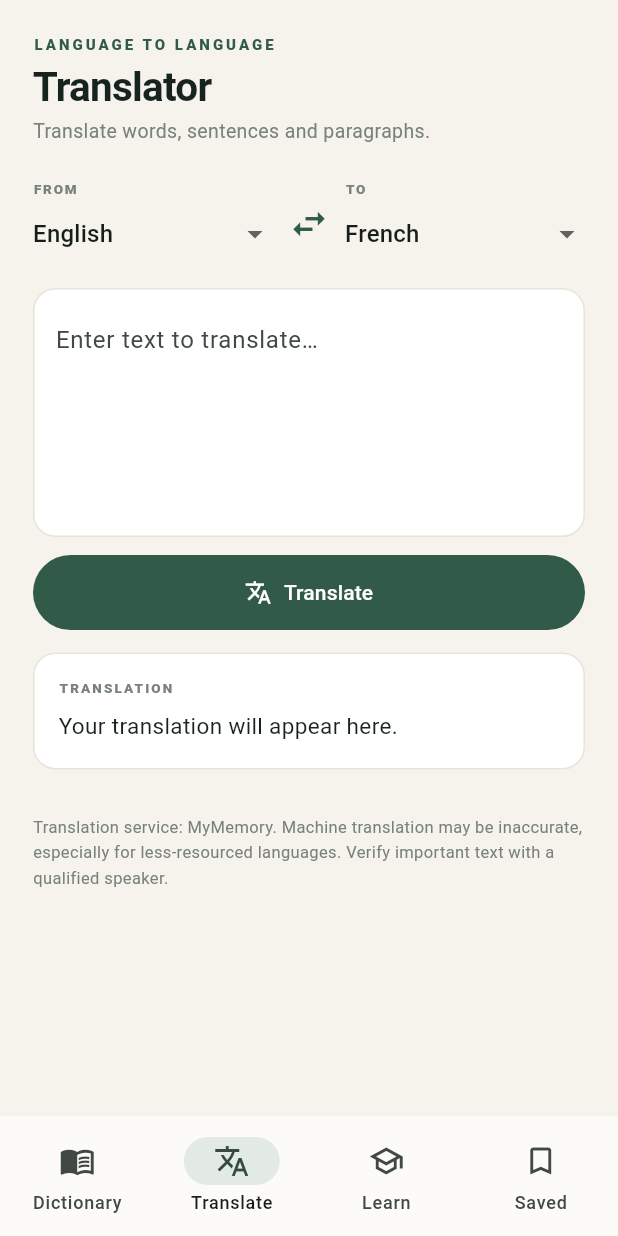
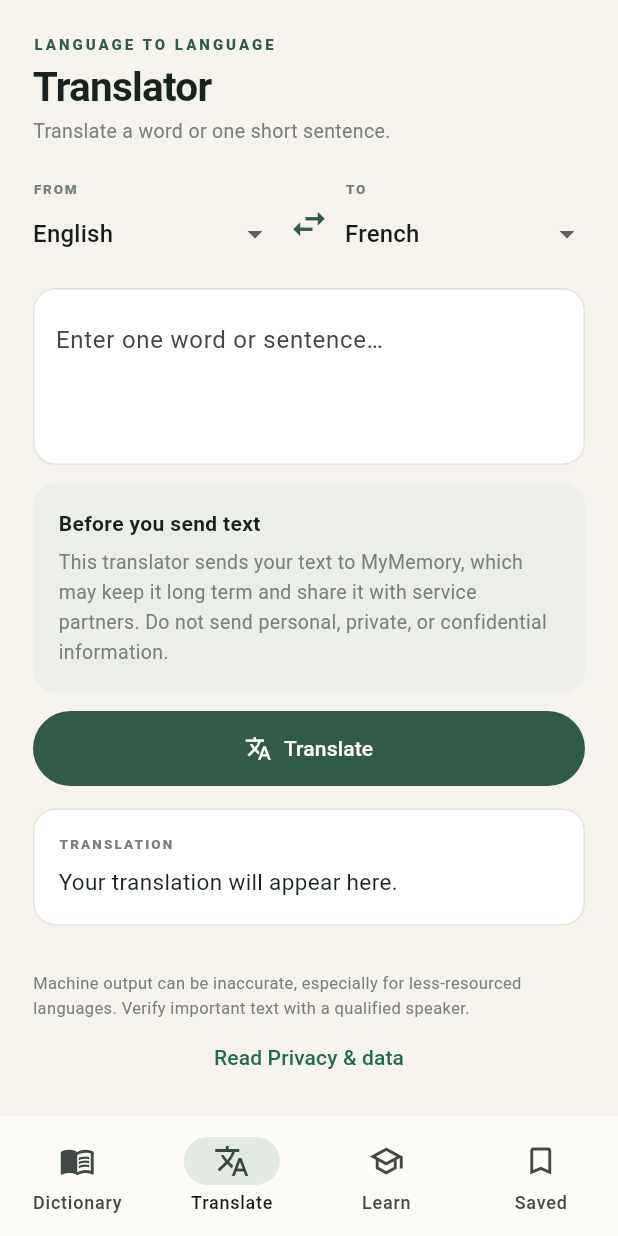
Before and after one commit to morenikeji-oluwatosinolanrewaju/my-first-website, a Flutter app: the Home screen opened directly, item 2 of the bottom bar chosen, on a phone screen of 412 x 824 dp. Run offline on Flutter 3.47's test engine with Material 3 defaults, Android fonts, the phone set to English and light mode, and no system bars; our stand-ins replace flutter_tts, shared_preferences; accounts and stored records are empty.

Commit message:
Add privacy disclosure and local privacy policy

```diff
--- a/mobile/lib/main.dart
+++ b/mobile/lib/main.dart
@@ -35,9 +35,28 @@ class _WelcomeState extends State<Welcome> {
  @override Widget build(BuildContext context)=>Scaffold(body:SafeArea(child:Padding(padding:const EdgeInsets.fromLTRB(26,30,26,24),child:Column(crossAxisAlignment:CrossAxisAlignment.start,children:[
   Row(children:[Container(width:44,height:44,alignment:Alignment.center,decoration:BoxDecoration(color:forest,borderRadius:BorderRadius.circular(14)),child:const Text('LD',style:TextStyle(color:Colors.white,fontWeight:FontWeight.w900))),const SizedBox(width:11),const Column(crossAxisAlignment:CrossAxisAlignment.start,children:[Text('LEARNERS DIC.',style:TextStyle(fontWeight:FontWeight.w900,color:ink,letterSpacing:.4)),Text('A WORLD OF WORDS',style:TextStyle(fontSize:9,letterSpacing:1.7,color:muted))])]),
   const Spacer(),const Text('A FIELD GUIDE TO LANGUAGE',style:TextStyle(color:forest,fontSize:10,fontWeight:FontWeight.w800,letterSpacing:2)),const SizedBox(height:14),const Text('Words open\nworlds.',style:TextStyle(fontFamily:'Georgia',fontSize:48,height:1.06,fontWeight:FontWeight.w700,color:ink,letterSpacing:-1.4)),const SizedBox(height:16),const Text('A quiet place to look up words, study language with purpose and build a practice that lasts.',style:TextStyle(color:muted,fontSize:16,height:1.55)),
-  const SizedBox(height:28),Container(width:double.infinity,padding:const EdgeInsets.all(18),decoration:BoxDecoration(color:const Color(0xFFECEFE8),borderRadius:BorderRadius.circular(16)),child:const Column(crossAxisAlignment:CrossAxisAlignment.start,children:[Text('YOUR DESK FOR WORDS',style:TextStyle(fontSize:10,color:forest,fontWeight:FontWeight.w800,letterSpacing:1.3)),SizedBox(height:10),Text('Dictionary · Translator · Structured lessons · Saved words',style:TextStyle(color:ink,fontSize:14,height:1.5))])),const Spacer(),SizedBox(width:double.infinity,height:54,child:FilledButton(onPressed:enter,style:FilledButton.styleFrom(backgroundColor:forest,shape:RoundedRectangleBorder(borderRadius:BorderRadius.circular(14))),child:const Text('Enter the dictionary',style:TextStyle(fontWeight:FontWeight.w700)))),const SizedBox(height:10),const Center(child:Text('Made for steady learners. Free to learn, always.',style:TextStyle(color:muted,fontSize:11)))
+  const SizedBox(height:28),Container(width:double.infinity,padding:const EdgeInsets.all(18),decoration:BoxDecoration(color:const Color(0xFFECEFE8),borderRadius:BorderRadius.circular(16)),child:const Column(crossAxisAlignment:CrossAxisAlignment.start,children:[Text('YOUR DESK FOR WORDS',style:TextStyle(fontSize:10,color:forest,fontWeight:FontWeight.w800,letterSpacing:1.3)),SizedBox(height:10),Text('Dictionary · Translator · Structured lessons · Saved words',style:TextStyle(color:ink,fontSize:14,height:1.5))])),const Spacer(),SizedBox(width:double.infinity,height:54,child:FilledButton(onPressed:enter,style:FilledButton.styleFrom(backgroundColor:forest,shape:RoundedRectangleBorder(borderRadius:BorderRadius.circular(14))),child:const Text('Enter the dictionary',style:TextStyle(fontWeight:FontWeight.w700)))),const SizedBox(height:10),const Center(child:Text('Made for steady learners. Free to learn, always.',style:TextStyle(color:muted,fontSize:11))),
+  Center(child:TextButton(onPressed:()=>openPrivacyPolicy(context),child:const Text('Privacy & data')))
  ]))));
 }
+void openPrivacyPolicy(BuildContext context) {
+ Navigator.of(context).push(MaterialPageRoute<void>(builder: (_) => const PrivacyPolicyPage()));
+}
+
+class PrivacyPolicyPage extends StatelessWidget {
+ const PrivacyPolicyPage({super.key});
+ Widget _section(String title,String body)=>Padding(padding:const EdgeInsets.only(bottom:18),child:Column(crossAxisAlignment:CrossAxisAlignment.start,children:[Text(title,style:const TextStyle(fontWeight:FontWeight.w700,color:ink,fontSize:16)),const SizedBox(height:6),Text(body,style:const TextStyle(color:muted,fontSize:13,height:1.55))]));
+ @override Widget build(BuildContext context)=>Scaffold(appBar:AppBar(title:const Text('Privacy & data')),body:ListView(padding:const EdgeInsets.all(22),children:[
+  const Text('LEARNERS DIC. Privacy Policy',style:TextStyle(fontSize:22,fontWeight:FontWeight.w700,color:ink)),const SizedBox(height:4),const Text('Updated 17 November 2026',style:TextStyle(color:muted,fontSize:12)),const SizedBox(height:18),
+  _section('What stays on your device','Saved words, opened dictionary entries, lesson progress, recent translations and your translation disclosure choice are stored locally on this device. LEARNERS DIC. has no account, developer-run profile, or cloud sync. You can clear recent translations in the app. Clearing app storage or uninstalling removes other local app data; device backup settings are controlled by your operating system.'),
+  _section('Dictionary searches','When an entry is not already saved on your device, the word and selected language are sent over HTTPS to English Wiktionary at en.wiktionary.org. Wiktionary may process ordinary connection information such as your IP address under its own privacy practices. Opened entries are then cached locally for offline review. See https://foundation.wikimedia.org/wiki/Policy:Privacy_policy.'),
+  _section('Translations','If you choose to translate, the text and language pair are sent over HTTPS to MyMemory (Translated S.r.l.). MyMemory’s current terms say submitted segments may be stored long term and may be processed with service partners. LEARNERS DIC. does not control or delete data held by MyMemory. Do not enter passwords, personal messages, health or financial details, or other private or confidential text. Review https://mymemory.translated.net/terms-and-conditions before using this feature.'),
+  _section('Speech, ads and analytics','Speech playback uses the text-to-speech voices supplied by your device. The operating system or voice provider may handle speech requests under its own terms. LEARNERS DIC. includes no advertising or app analytics SDKs.'),
+  _section('Retention and choices','Your local translation history can be cleared with the Clear button in the Translator. Saved words, lesson progress and cached entries can be removed by clearing LEARNERS DIC. app storage or uninstalling the app. Requests about translations already sent to MyMemory must be directed to MyMemory; LEARNERS DIC. cannot remove a provider’s copy.'),
+  const Text('Privacy questions or correction requests',style:TextStyle(fontWeight:FontWeight.w700,color:ink,fontSize:16)),const SizedBox(height:6),const Text('Contact the LEARNERS DIC. project maintainers through the public repository issue tracker:',style:TextStyle(color:muted,fontSize:13,height:1.55)),const SelectableText('https://github.com/morenikeji-oluwatosinolanrewaju/my-first-website/issues',style:TextStyle(color:forest,fontSize:13)),
+ ]));
+}
+
 class Home extends StatefulWidget { const Home({super.key}); @override State<Home> createState()=>_HomeState(); }
 class _HomeState extends State<Home> {
  int tab=0; final word=TextEditingController(), input=TextEditingController(), output=TextEditingController(); final tts=FlutterTts();
@@ -96,6 +115,13 @@ class _HomeState extends State<Home> {
  List<String> _lemmaCandidates(String word,String code){if(code!='en')return const [];final w=word.toLowerCase();final out=<String>[];void add(String v){if(v.isNotEmpty&&v!=w&&!out.contains(v))out.add(v);}if(w.endsWith('ies')&&w.length>4)add('${w.substring(0,w.length-3)}y');if(w.endsWith('ied')&&w.length>4)add('${w.substring(0,w.length-3)}y');if(w.endsWith('ing')&&w.length>5){final stem=w.substring(0,w.length-3);add(stem);add('${stem}e');if(stem.length>2&&stem[stem.length-1]==stem[stem.length-2])add(stem.substring(0,stem.length-1));}if(w.endsWith('ed')&&w.length>4){final stem=w.substring(0,w.length-2);add(stem);add('${stem}e');if(stem.length>2&&stem[stem.length-1]==stem[stem.length-2])add(stem.substring(0,stem.length-1));}if(w.endsWith('es')&&w.length>4){add(w.substring(0,w.length-2));add(w.substring(0,w.length-1));}if(w.endsWith('s')&&!w.endsWith('ss')&&w.length>3)add(w.substring(0,w.length-1));return out;}
  Future<void> translate() async {
   final q=input.text.trim(); if(q.isEmpty)return;
+  if(q.contains('\\n')||q.contains('\\r')){setState(()=>transError='Please translate one word or sentence at a time. The translation service does not support multiple paragraphs.');return;}
+  final disclosurePrefs=await SharedPreferences.getInstance();
+  if(disclosurePrefs.getBool('translation_data_disclosure_accepted')!=true){
+   final accepted=await showDialog<bool>(context:context,builder:(dialogContext)=>AlertDialog(title:const Text('Before your first translation'),content:const Text('Your text will be sent to MyMemory. Its terms say submitted text may be stored long term and processed with service partners. Do not send personal, private or confidential text. Continuing confirms that you understand this data handling.'),actions:[TextButton(onPressed:()=>Navigator.of(dialogContext).pop(false),child:const Text('Cancel')),FilledButton(onPressed:()=>Navigator.of(dialogContext).pop(true),child:const Text('Continue'))]));
+   if(accepted!=true)return;
+   await disclosurePrefs.setBool('translation_data_disclosure_accepted',true);
+  }
   setState(() { translating=true; transError=null; output.clear(); });
   try{
    final uri=Uri.https('api.mymemory.translated.net','/get',{'q':q,'langpair':codes[from]!+'|'+codes[to]!});
@@ -112,7 +138,7 @@ class _HomeState extends State<Home> {
  Widget header(String eyebrow,String title,String desc)=>Column(crossAxisAlignment:CrossAxisAlignment.start,children:[Text(eyebrow,style:const TextStyle(color:forest,fontSize:10,fontWeight:FontWeight.w800,letterSpacing:2)),const SizedBox(height:7),Text(title,style:const TextStyle(fontSize:27,height:1.12,fontWeight:FontWeight.w700,color:ink,letterSpacing:-.5)),const SizedBox(height:5),Text(desc,style:const TextStyle(color:muted,fontSize:13,height:1.45))]);
  Widget panel(String title,String body)=>Container(width:double.infinity,padding:const EdgeInsets.all(17),decoration:BoxDecoration(color:const Color(0xFFECEFE8),borderRadius:BorderRadius.circular(16)),child:Column(crossAxisAlignment:CrossAxisAlignment.start,children:[Text(title,style:const TextStyle(fontWeight:FontWeight.w700,color:ink)),const SizedBox(height:6),Text(body,style:const TextStyle(color:muted,fontSize:13,height:1.5))]));
  Widget dictionary()=>ListView(padding:const EdgeInsets.all(22),children:[
-  Row(children:[Container(width:38,height:38,alignment:Alignment.center,decoration:BoxDecoration(color:forest,borderRadius:BorderRadius.circular(12)),child:const Text('LD',style:TextStyle(color:Colors.white,fontWeight:FontWeight.w900))),const SizedBox(width:10),const Column(crossAxisAlignment:CrossAxisAlignment.start,children:[Text('LEARNERS DIC.',style:TextStyle(fontWeight:FontWeight.w900,color:ink)),Text('A WORLD OF WORDS',style:TextStyle(fontSize:9,letterSpacing:1.5,color:muted))]),const Spacer(),IconButton(onPressed:()=>setState(()=>tab=3),icon:const Icon(Icons.bookmark_border))]),
+  Row(children:[Container(width:38,height:38,alignment:Alignment.center,decoration:BoxDecoration(color:forest,borderRadius:BorderRadius.circular(12)),child:const Text('LD',style:TextStyle(color:Colors.white,fontWeight:FontWeight.w900))),const SizedBox(width:10),const Column(crossAxisAlignment:CrossAxisAlignment.start,children:[Text('LEARNERS DIC.',style:TextStyle(fontWeight:FontWeight.w900,color:ink)),Text('A WORLD OF WORDS',style:TextStyle(fontSize:9,letterSpacing:1.5,color:muted))]),const Spacer(),IconButton(tooltip:'Privacy & data',onPressed:()=>openPrivacyPolicy(context),icon:const Icon(Icons.privacy_tip_outlined)),IconButton(tooltip:'Saved words',onPressed:()=>setState(()=>tab=3),icon:const Icon(Icons.bookmark_border))]),
   const SizedBox(height:27),header('SIX LANGUAGES · WORD DESK','Look up a word','Definitions, examples and pronunciation where available.'),
   const SizedBox(height:22),Container(padding:const EdgeInsets.all(14),decoration:BoxDecoration(color:Colors.white,border:Border.all(color:line),borderRadius:BorderRadius.circular(16)),child:Column(crossAxisAlignment:CrossAxisAlignment.start,children:[const Text('DICTIONARY LANGUAGE',style:TextStyle(fontSize:9,color:muted,letterSpacing:1.4,fontWeight:FontWeight.w800)),DropdownButton<String>(value:language,isExpanded:true,underline:const SizedBox(),items:langs.map((s)=>DropdownMenuItem(value:s,child:Text(s))).toList(),onChanged:(v)=>setState(() { language=v!; result=null; error=null; })),const Divider(color:line),Row(children:[Expanded(child:TextField(controller:word,onSubmitted:(_)=>lookup(),textInputAction:TextInputAction.search,decoration:const InputDecoration(hintText:'Search a word…',border:InputBorder.none))),IconButton.filled(onPressed:busy?null:lookup,style:IconButton.styleFrom(backgroundColor:forest),icon:const Icon(Icons.search,color:Colors.white))])])),
   const SizedBox(height:18),if(busy)const Center(child:CircularProgressIndicator(color:forest)),if(error!=null)...[panel('Dictionary connection',error!),if(error!.contains('could not connect')||error!.contains('too long to respond'))Align(alignment:Alignment.centerLeft,child:TextButton.icon(onPressed:busy?null:lookup,icon:const Icon(Icons.refresh),label:const Text('Try again')))],if(result!=null)entryCard(),
@@ -137,13 +163,13 @@ class _HomeState extends State<Home> {
   ]));
  }
  Widget translator()=>ListView(padding:const EdgeInsets.all(22),children:[
-  header('LANGUAGE TO LANGUAGE','Translator','Translate words, sentences and paragraphs.'),
+  header('LANGUAGE TO LANGUAGE','Translator','Translate a word or one short sentence.'),
   const SizedBox(height:22),Row(children:[Expanded(child:picker('FROM',from,(v)=>setState(()=>from=v))),IconButton(onPressed:()=>setState(() { final x=from; from=to; to=x; }),icon:const Icon(Icons.swap_horiz,color:forest,size:28)),Expanded(child:picker('TO',to,(v)=>setState(()=>to=v)))]),
-  const SizedBox(height:12),Container(padding:const EdgeInsets.all(14),decoration:BoxDecoration(color:Colors.white,border:Border.all(color:line),borderRadius:BorderRadius.circular(15)),child:TextField(controller:input,minLines:5,maxLines:8,decoration:const InputDecoration(border:InputBorder.none,hintText:'Enter text to translate…'))),
-  const SizedBox(height:12),FilledButton.icon(onPressed:translating?null:translate,style:FilledButton.styleFrom(backgroundColor:forest,padding:const EdgeInsets.all(15)),icon:translating?const SizedBox(width:16,height:16,child:CircularProgressIndicator(strokeWidth:2,color:Colors.white)):const Icon(Icons.translate),label:Text(translating?'Translating…':'Translate')),
+  const SizedBox(height:12),Container(padding:const EdgeInsets.all(14),decoration:BoxDecoration(color:Colors.white,border:Border.all(color:line),borderRadius:BorderRadius.circular(15)),child:TextField(controller:input,minLines:3,maxLines:4,maxLength:280,decoration:const InputDecoration(border:InputBorder.none,hintText:'Enter one word or sentence…',counterText:''))),
+  const SizedBox(height:12),panel('Before you send text','This translator sends your text to MyMemory, which may keep it long term and share it with service partners. Do not send personal, private, or confidential information.'),const SizedBox(height:12),FilledButton.icon(onPressed:translating?null:translate,style:FilledButton.styleFrom(backgroundColor:forest,padding:const EdgeInsets.all(15)),icon:translating?const SizedBox(width:16,height:16,child:CircularProgressIndicator(strokeWidth:2,color:Colors.white)):const Icon(Icons.translate),label:Text(translating?'Translating…':'Translate')),
   if(transError!=null) ...[const SizedBox(height:12),panel('Translation notice',transError!)],
   const SizedBox(height:15),Container(padding:const EdgeInsets.all(16),decoration:BoxDecoration(color:Colors.white,border:Border.all(color:line),borderRadius:BorderRadius.circular(15)),child:Column(crossAxisAlignment:CrossAxisAlignment.start,children:[const Text('TRANSLATION',style:TextStyle(fontSize:9,color:muted,letterSpacing:1.4,fontWeight:FontWeight.w800)),const SizedBox(height:8),Text(output.text.isEmpty?'Your translation will appear here.':output.text,style:const TextStyle(fontSize:15,height:1.5,color:ink)),if(output.text.isNotEmpty)Row(mainAxisAlignment:MainAxisAlignment.end,children:[IconButton(tooltip:'Copy translation',onPressed:()=>Clipboard.setData(ClipboardData(text:output.text)),icon:const Icon(Icons.copy,color:forest)),IconButton(tooltip:'Listen to translation',onPressed:()=>speak(output.text,codes[to]!+'-'+(to=='English'?'US':to=='French'?'FR':to=='Spanish'?'ES':to=='Yorùbá'?'NG':to=='Igbo'?'NG':'NG')),icon:const Icon(Icons.volume_up,color:forest))])])),
-  const SizedBox(height:18),if(history.isNotEmpty)...[Row(children:[const Expanded(child:Text('RECENT TRANSLATIONS',style:TextStyle(fontSize:10,letterSpacing:1.3,color:muted,fontWeight:FontWeight.w800))),TextButton(onPressed:()async{final p=await SharedPreferences.getInstance();await p.remove('translation_history');setState(()=>history=[]);},child:const Text('Clear'))]),...history.take(5).map((h)=>Container(margin:const EdgeInsets.only(bottom:8),padding:const EdgeInsets.all(12),decoration:BoxDecoration(color:Colors.white,border:Border.all(color:line),borderRadius:BorderRadius.circular(12)),child:Row(children:[Expanded(child:Text(h, maxLines:3,overflow:TextOverflow.ellipsis,style:const TextStyle(fontSize:12,color:ink,height:1.4))),IconButton(onPressed:()=>Clipboard.setData(ClipboardData(text:h.split('\n').skip(1).join('\n'))),icon:const Icon(Icons.copy,color:forest,size:18))])))],const SizedBox(height:12),const Text('Translation service: MyMemory. Machine translation may be inaccurate, especially for less-resourced languages. Verify important text with a qualified speaker.',style:TextStyle(color:muted,fontSize:11,height:1.5))
+  const SizedBox(height:18),if(history.isNotEmpty)...[Row(children:[const Expanded(child:Text('RECENT TRANSLATIONS',style:TextStyle(fontSize:10,letterSpacing:1.3,color:muted,fontWeight:FontWeight.w800))),TextButton(onPressed:()async{final p=await SharedPreferences.getInstance();await p.remove('translation_history');setState(()=>history=[]);},child:const Text('Clear'))]),...history.take(5).map((h)=>Container(margin:const EdgeInsets.only(bottom:8),padding:const EdgeInsets.all(12),decoration:BoxDecoration(color:Colors.white,border:Border.all(color:line),borderRadius:BorderRadius.circular(12)),child:Row(children:[Expanded(child:Text(h, maxLines:3,overflow:TextOverflow.ellipsis,style:const TextStyle(fontSize:12,color:ink,height:1.4))),IconButton(onPressed:()=>Clipboard.setData(ClipboardData(text:h.split('\n').skip(1).join('\n'))),icon:const Icon(Icons.copy,color:forest,size:18))])))],const SizedBox(height:12),const Text('Machine output can be inaccurate, especially for less-resourced languages. Verify important text with a qualified speaker.',style:TextStyle(color:muted,fontSize:11,height:1.5)),TextButton(onPressed:()=>openPrivacyPolicy(context),child:const Text('Read Privacy & data'))
  ]);
  Widget picker(String label,String value,ValueChanged<String> change)=>Column(crossAxisAlignment:CrossAxisAlignment.start,children:[Text(label,style:const TextStyle(fontSize:9,color:muted,fontWeight:FontWeight.w800,letterSpacing:1.2)),DropdownButton<String>(value:value,isExpanded:true,underline:const SizedBox(),items:langs.map((s)=>DropdownMenuItem(value:s,child:Text(s,overflow:TextOverflow.ellipsis))).toList(),onChanged:(v){if(v!=null)change(v);})]);
  Widget learn()=>ListView(padding:const EdgeInsets.all(22),children:[
```
